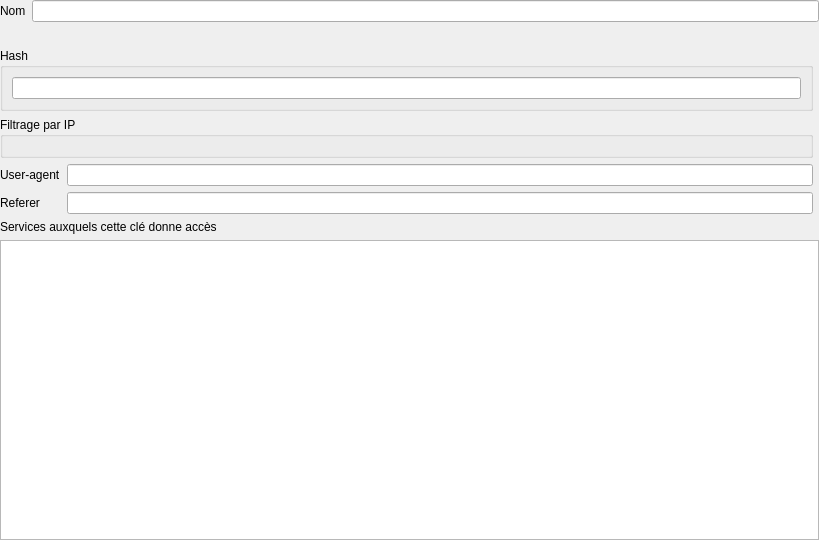
Qt form geoplateforme/gui/user_keys/wdg_user_key.ui (JulesGrillot/plugin-qgis-geoplateforme) before a commit.
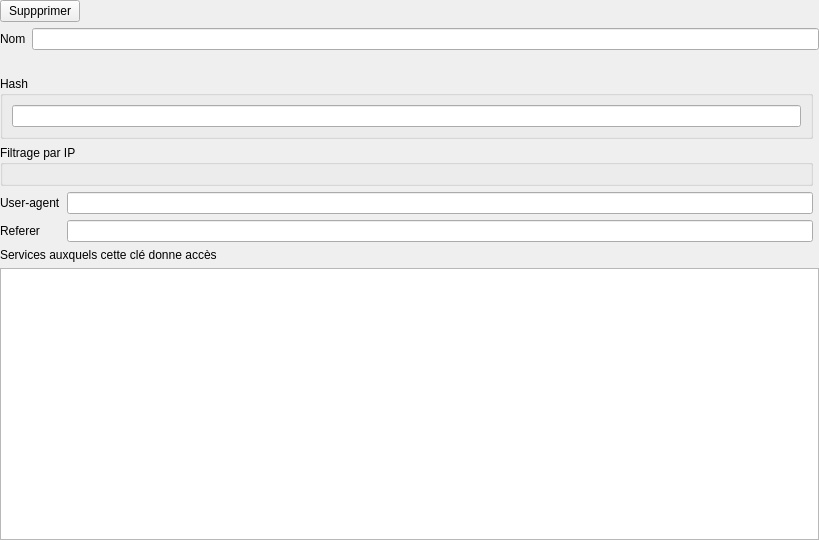
The same form after that commit. Custom widgets are drawn as their Qt base class.

Commit message: feat(user key): add button to delete key

```diff
--- a/geoplateforme/gui/user_keys/wdg_user_key.ui
+++ b/geoplateforme/gui/user_keys/wdg_user_key.ui
@@ -129,6 +129,33 @@
      </layout>
     </widget>
    </item>
+   <item row="0" column="0" colspan="2">
+    <layout class="QHBoxLayout" name="lyt_button">
+     <property name="topMargin">
+      <number>0</number>
+     </property>
+     <item>
+      <widget class="QPushButton" name="btn_delete">
+       <property name="text">
+        <string>Suppprimer</string>
+       </property>
+      </widget>
+     </item>
+     <item>
+      <spacer name="horizontalSpacer">
+       <property name="orientation">
+        <enum>Qt::Horizontal</enum>
+       </property>
+       <property name="sizeHint" stdset="0">
+        <size>
+         <width>40</width>
+         <height>20</height>
+        </size>
+       </property>
+      </spacer>
+     </item>
+    </layout>
+   </item>
   </layout>
  </widget>
  <customwidgets>
```
Left out of the diff: 2 changed lines with no effect on the pictures. The commit also changes 2 other files.
